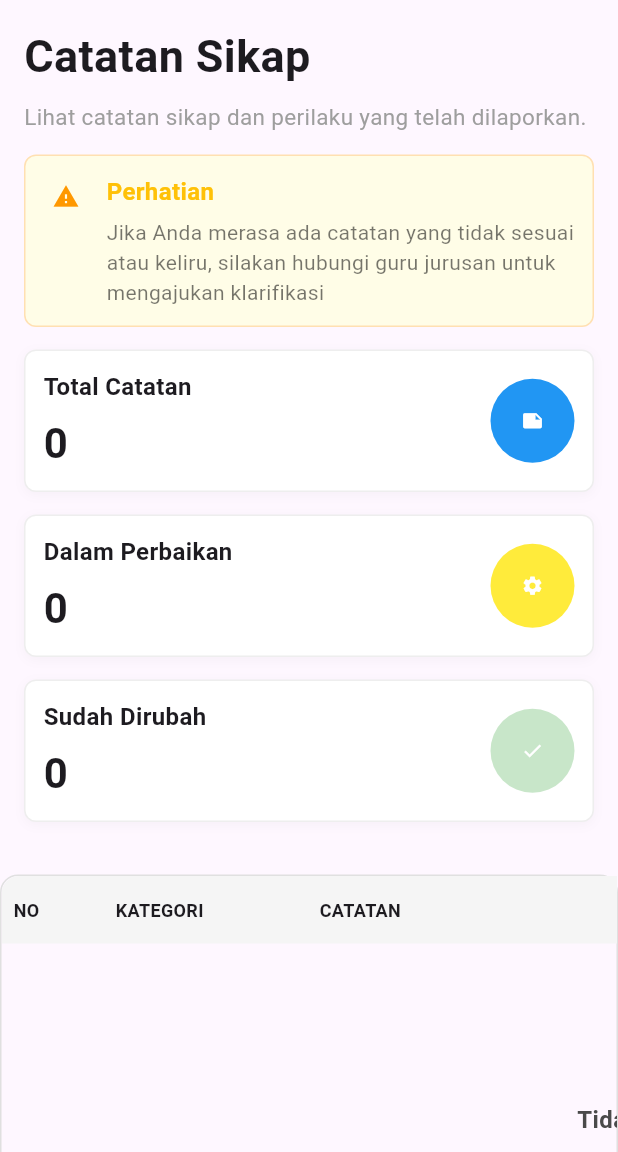
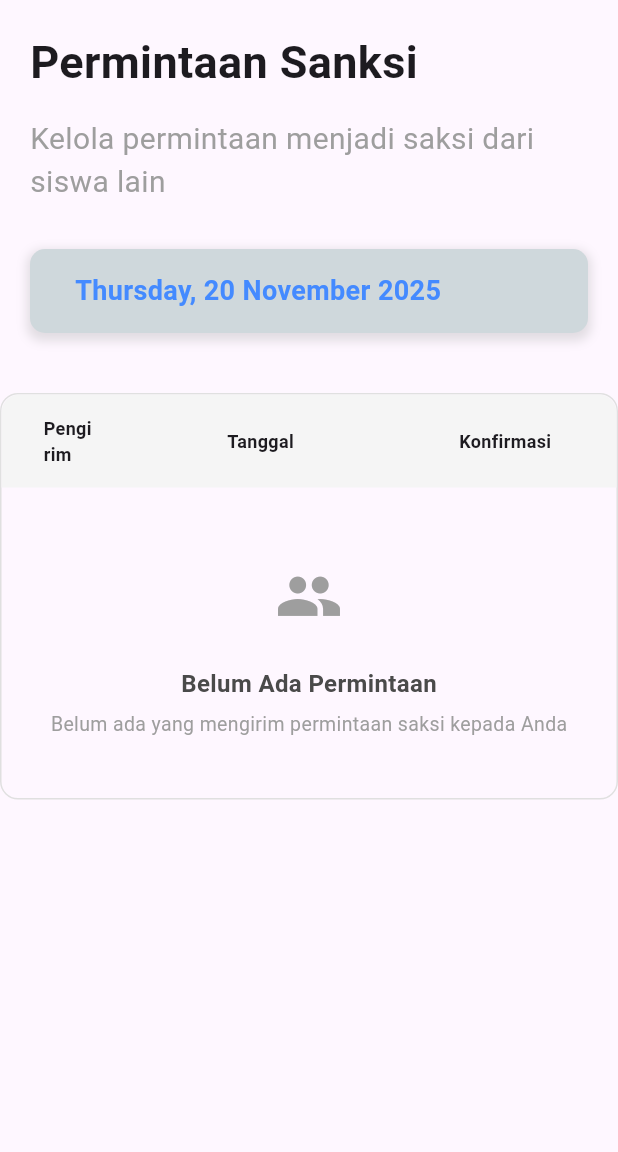
Before and after one commit to MuhammadHaikal1138/slicing_jurnalku, a Flutter app: the screen it shows after launch, on a phone screen of 412 x 824 dp, the part 84-1236 px from its top. Run offline on Flutter 3.47's test engine with Material 3 defaults, Android fonts, the phone set to English and light mode, and no system bars.

Commit message:
add page request Student

```diff
--- /dev/null
+++ b/lib/Pages/permintaan.dart
@@ -0,0 +1,220 @@
+import 'package:flutter/material.dart';
+
+class PermintaanPage extends StatelessWidget {
+  const PermintaanPage({super.key});
+
+  @override
+  Widget build(BuildContext context) {
+    return Scaffold(
+      appBar: AppBar(
+        backgroundColor: Colors.white,
+        leading: const Padding(
+          padding: EdgeInsets.all(8.0),
+          child: Icon(Icons.home, size: 28, color: Colors.grey),
+        ),
+        title: Column(
+          crossAxisAlignment: CrossAxisAlignment.start,
+          mainAxisSize: MainAxisSize.min,
+          children: const [
+            SizedBox(
+              width: double.infinity,
+              child: const Text(
+                'Adit Suryadit',
+                textAlign: TextAlign.right,
+                style: TextStyle(fontSize: 16, fontWeight: FontWeight.w600),
+              ),
+            ),
+            const SizedBox(height: 2),
+            SizedBox(
+              width: double.infinity,
+              child: const Text(
+                'PPLG XII-1',
+                textAlign: TextAlign.right,
+                style: TextStyle(fontSize: 12, color: Colors.grey),
+              ),
+            ),
+          ],
+        ),
+        actions: [
+          Padding(
+            padding: const EdgeInsets.only(right: 10.0),
+            child: CircleAvatar(
+              radius: 20,
+              backgroundImage: AssetImage('assets/images/profile.png'),
+            ),
+          ),
+          SizedBox(width: 10),
+        ],
+      ),
+      body: Column(
+        children: [
+          SizedBox(height: 20),
+          Padding(
+            padding: const EdgeInsets.symmetric(horizontal: 20.0),
+            child: Column(
+              crossAxisAlignment: CrossAxisAlignment.start,
+              children: const [
+                Text(
+                  'Permintaan Sanksi',
+                  style: TextStyle(fontSize: 30, fontWeight: FontWeight.bold),
+                ),
+                SizedBox(height: 15),
+                Text(
+                  'Kelola permintaan menjadi saksi dari siswa lain',
+                  style: TextStyle(fontSize: 20, color: Colors.grey),
+                  textAlign: TextAlign.left,
+                ),
+              ],
+            ),
+          ),
+          SizedBox(height: 30),
+          Container(
+            margin: EdgeInsets.symmetric(horizontal: 20),
+            padding: EdgeInsets.all(15),
+            decoration: BoxDecoration(
+              color: Colors.blueGrey.shade100,
+              borderRadius: BorderRadius.circular(10),
+              boxShadow: [
+                BoxShadow(
+                  color: Colors.grey.withOpacity(0.3),
+                  spreadRadius: 2,
+                  blurRadius: 5,
+                  offset: Offset(0, 3),
+                ),
+              ],
+            ),
+            child: Row(
+              children: [
+                SizedBox(width: 15),
+                Expanded(
+                  child: Column(
+                    crossAxisAlignment: CrossAxisAlignment.start,
+                    children: [
+                      Text(
+                        'Thursday, 20 November 2025',
+                        style: TextStyle(
+                          fontSize: 18,
+                          fontWeight: FontWeight.bold,
+                          color: Colors.blueAccent,
+                        ),
+                      ),
+                    ],
+                  ),
+                ),
+              ],
+            ),
+          ),
+          SizedBox(height: 20),
+          Container(
+            width: double.infinity,
+            margin: EdgeInsets.only(top: 20),
+            decoration: BoxDecoration(
+              borderRadius: BorderRadius.circular(12),
+              border: Border.all(color: Colors.grey.shade300),
+            ),
+            child: LayoutBuilder(
+              builder: (context, constraints) {
+                double minWidth = 300;
+                double tableWidth = constraints.maxWidth > minWidth
+                    ? constraints.maxWidth
+                    : minWidth;
+                return SingleChildScrollView(
+                  scrollDirection: Axis.horizontal,
+                  child: SizedBox(
+                    width: tableWidth,
+                    child: Column(
+                      children: [
+                        Container(
+                          padding: EdgeInsets.symmetric(
+                            vertical: 14,
+                            horizontal: 8,
+                          ),
+                          decoration: BoxDecoration(
+                            color: Colors.grey.shade100,
+                            borderRadius: const BorderRadius.vertical(
+                              top: Radius.circular(12),
+                            ),
+                          ),
+                          child: Row(
+                            children: [
+                              SizedBox(width: 20),
+                              Expanded(
+                                flex: 1,
+                                child: Text(
+                                  "Pengirim",
+                                  style: TextStyle(
+                                    fontWeight: FontWeight.bold,
+                                    fontSize: 12,
+                                  ),
+                                ),
+                              ),
+                              SizedBox(width: 90),
+                              Expanded(
+                                flex: 2,
+                                child: Text(
+                                  "Tanggal",
+                                  style: TextStyle(
+                                    fontWeight: FontWeight.bold,
+                                    fontSize: 12,
+                                  ),
+                                ),
+                              ),
+                              SizedBox(width: 90),
+                              Expanded(
+                                flex: 3,
+                                child: Text(
+                                  "Konfirmasi",
+                                  style: TextStyle(
+                                    fontWeight: FontWeight.bold,
+                                    fontSize: 12,
+                                  ),
+                                ),
+                              ),
+                            ],
+                          ),
+                        ),
+                        // no data
+                        Container(
+                          padding: EdgeInsets.symmetric(vertical: 40),
+                          child: Column(
+                            children: [
+                              Container(
+                                padding: EdgeInsets.all(10),
+                                child: Icon(
+                                  Icons.group,
+                                  color: Colors.grey.shade500,
+                                  size: 45,
+                                ),
+                              ),
+                              SizedBox(height: 14),
+                              Text(
+                                "Belum Ada Permintaan",
+                                style: TextStyle(
+                                  fontSize: 16,
+                                  fontWeight: FontWeight.w600,
+                                  color: Color(0xFF4A4A4A),
+                                ),
+                              ),
+                              SizedBox(height: 6),
+                              Text(
+                                "Belum ada yang mengirim permintaan saksi kepada Anda",
+                                style: TextStyle(
+                                  fontSize: 13,
+                                  color: Colors.grey,
+                                ),
+                              ),
+                            ],
+                          ),
+                        ),
+                      ],
+                    ),
+                  ),
+                );
+              },
+            ),
+          ),
+        ],
+      ),
+    );
+  }
+}
--- a/lib/main.dart
+++ b/lib/main.dart
@@ -1,6 +1,7 @@
 import 'package:flutter/material.dart';
 import 'package:slicing_jurnalku/Pages/catatan.dart';
 import 'package:slicing_jurnalku/Pages/home.dart';
+import 'package:slicing_jurnalku/Pages/permintaan.dart';
 
 void main() {
   runApp(const MyApp());
@@ -33,7 +34,7 @@ class MyApp extends StatelessWidget {
         // tested with just a hot reload.
         colorScheme: .fromSeed(seedColor: Colors.deepPurple),
       ),
-      home: const CatatanSikap(),
+      home: const PermintaanPage(),
     );
   }
 }
```
